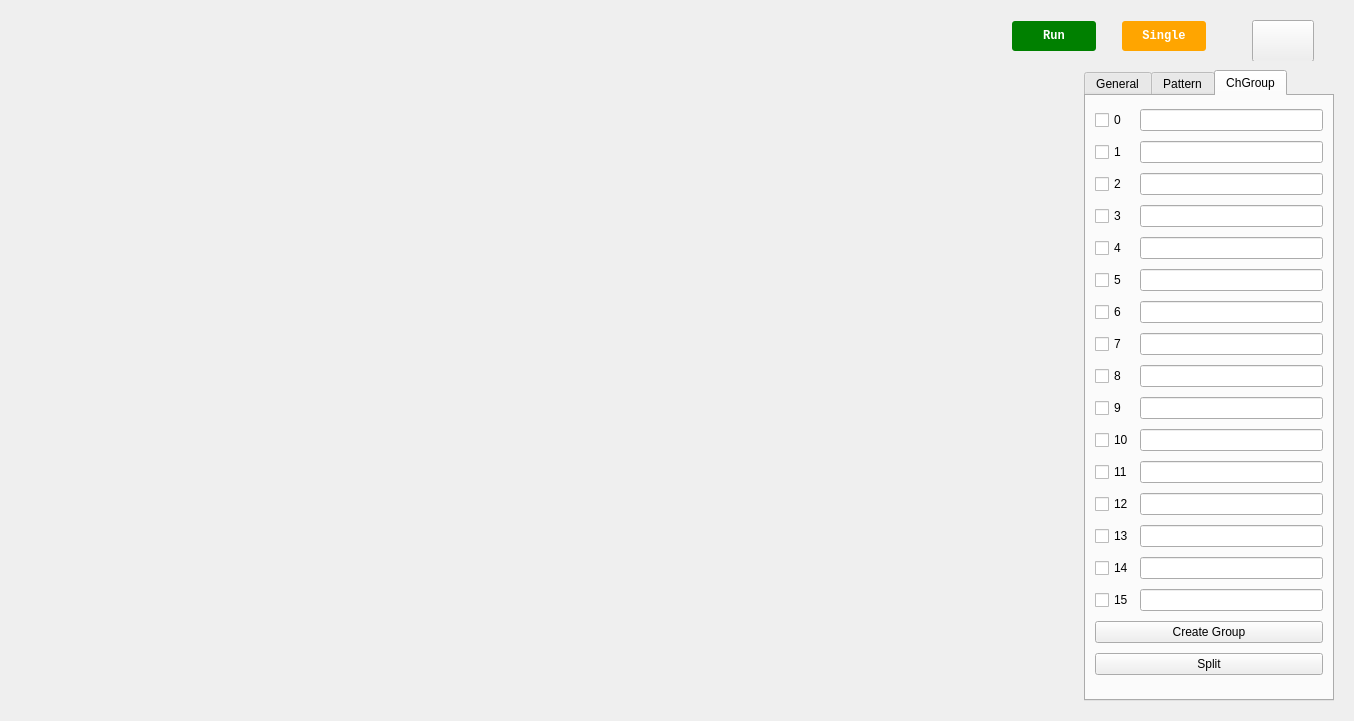
Before: the Qt Designer form ui/pattern_generator.ui in analogdevicesinc/scopy, drawn with Qt 5.
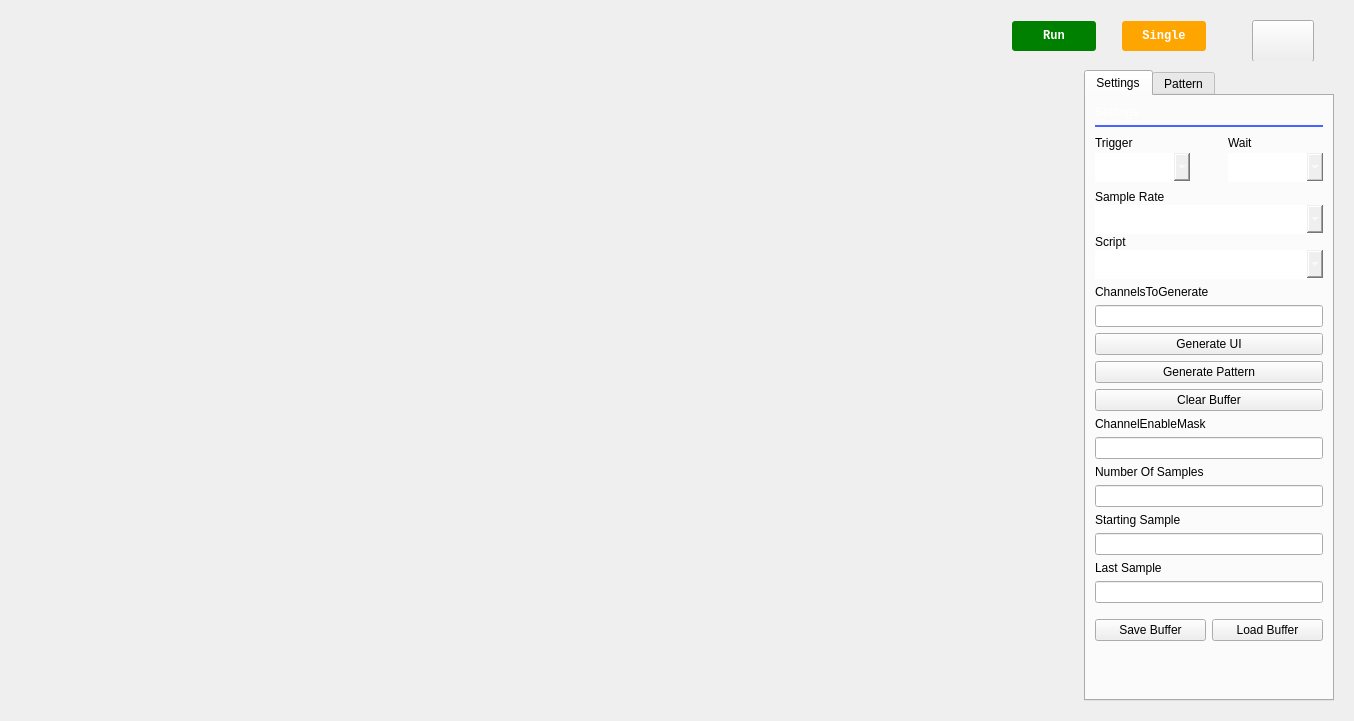
After: the same form once the commit is applied. The open tabs and pages were chosen to show the change. Icons and pictures are not drawn.

Commit message: PatternGenerator - first implementation of the DigitalChannelManager

```diff
--- a/ui/pattern_generator.ui
+++ b/ui/pattern_generator.ui
@@ -512,7 +512,7 @@
         </property>
         <widget class="QWidget" name="rightWidgetPage1">
          <attribute name="title">
-          <string>General</string>
+          <string>Settings</string>
          </attribute>
          <layout class="QGridLayout" name="gridLayout" rowstretch="0,0,0,0,0,0,0,0,0,0,0,0,0,0,0,0,0,0,0,0,0,0,0,0,0">
           <property name="topMargin">
@@ -1156,187 +1156,6 @@
          </attribute>
          <layout class="QGridLayout" name="gridLayout_2"/>
         </widget>
-        <widget class="QWidget" name="rightWidgetPage3">
-         <attribute name="title">
-          <string>ChGroup</string>
-         </attribute>
-         <layout class="QGridLayout" name="gridLayout_3">
-          <item row="15" column="1">
-           <widget class="QLineEdit" name="lineEdit_14"/>
-          </item>
-          <item row="18" column="0" colspan="2">
-           <widget class="QPushButton" name="pushButton">
-            <property name="text">
-             <string>Split</string>
-            </property>
-           </widget>
-          </item>
-          <item row="7" column="0">
-           <widget class="QCheckBox" name="checkBox6">
-            <property name="text">
-             <string>6</string>
-            </property>
-           </widget>
-          </item>
-          <item row="8" column="0">
-           <widget class="QCheckBox" name="checkBox7">
-            <property name="text">
-             <string>7</string>
-            </property>
-           </widget>
-          </item>
-          <item row="11" column="0">
-           <widget class="QCheckBox" name="checkBox10">
-            <property name="text">
-             <string>10</string>
-            </property>
-           </widget>
-          </item>
-          <item row="13" column="1">
-           <widget class="QLineEdit" name="lineEdit_12"/>
-          </item>
-          <item row="12" column="0">
-           <widget class="QCheckBox" name="checkBox11">
-            <property name="text">
-             <string>11</string>
-            </property>
-           </widget>
-          </item>
-          <item row="13" column="0">
-           <widget class="QCheckBox" name="checkBox12">
-            <property name="text">
-             <string>12</string>
-            </property>
-           </widget>
-          </item>
-          <item row="14" column="0">
-           <widget class="QCheckBox" name="checkBox13">
-            <property name="text">
-             <string>13</string>
-            </property>
-           </widget>
-          </item>
-          <item row="15" column="0">
-           <widget class="QCheckBox" name="checkBox14">
-            <property name="text">
-             <string>14</string>
-            </property>
-           </widget>
-          </item>
-          <item row="16" column="0">
-           <widget class="QCheckBox" name="checkBox15">
-            <property name="text">
-             <string>15</string>
-            </property>
-           </widget>
-          </item>
-          <item row="8" column="1">
-           <widget class="QLineEdit" name="lineEdit_7"/>
-          </item>
-          <item row="9" column="0">
-           <widget class="QCheckBox" name="checkBox8">
-            <property name="text">
-             <string>8</string>
-            </property>
-           </widget>
-          </item>
-          <item row="1" column="0">
-           <widget class="QCheckBox" name="checkBox1">
-            <property name="text">
-             <string>1</string>
-            </property>
-           </widget>
-          </item>
-          <item row="10" column="0">
-           <widget class="QCheckBox" name="checkBox9">
-            <property name="text">
-             <string>9</string>
-            </property>
-           </widget>
-          </item>
-          <item row="5" column="0">
-           <widget class="QCheckBox" name="checkBox4">
-            <property name="text">
-             <string>4</string>
-            </property>
-           </widget>
-          </item>
-          <item row="3" column="0">
-           <widget class="QCheckBox" name="checkBox2">
-            <property name="text">
-             <string>2</string>
-            </property>
-           </widget>
-          </item>
-          <item row="4" column="0">
-           <widget class="QCheckBox" name="checkBox3">
-            <property name="text">
-             <string>3</string>
-            </property>
-           </widget>
-          </item>
-          <item row="6" column="0">
-           <widget class="QCheckBox" name="checkBox5">
-            <property name="text">
-             <string>5</string>
-            </property>
-           </widget>
-          </item>
-          <item row="0" column="0">
-           <widget class="QCheckBox" name="checkBox0">
-            <property name="text">
-             <string>0</string>
-            </property>
-           </widget>
-          </item>
-          <item row="11" column="1">
-           <widget class="QLineEdit" name="lineEdit_10"/>
-          </item>
-          <item row="7" column="1">
-           <widget class="QLineEdit" name="lineEdit_6"/>
-          </item>
-          <item row="16" column="1">
-           <widget class="QLineEdit" name="lineEdit_15"/>
-          </item>
-          <item row="9" column="1">
-           <widget class="QLineEdit" name="lineEdit_8"/>
-          </item>
-          <item row="4" column="1">
-           <widget class="QLineEdit" name="lineEdit_4"/>
-          </item>
-          <item row="12" column="1">
-           <widget class="QLineEdit" name="lineEdit_11"/>
-          </item>
-          <item row="10" column="1">
-           <widget class="QLineEdit" name="lineEdit_9"/>
-          </item>
-          <item row="14" column="1">
-           <widget class="QLineEdit" name="lineEdit_13"/>
-          </item>
-          <item row="3" column="1">
-           <widget class="QLineEdit" name="lineEdit_2"/>
-          </item>
-          <item row="6" column="1">
-           <widget class="QLineEdit" name="lineEdit_5"/>
-          </item>
-          <item row="1" column="1">
-           <widget class="QLineEdit" name="lineEdit"/>
-          </item>
-          <item row="0" column="1">
-           <widget class="QLineEdit" name="lineEdit_0"/>
-          </item>
-          <item row="5" column="1">
-           <widget class="QLineEdit" name="lineEdit_3"/>
-          </item>
-          <item row="17" column="0" colspan="2">
-           <widget class="QPushButton" name="CreateGroup">
-            <property name="text">
-             <string>Create Group</string>
-            </property>
-           </widget>
-          </item>
-         </layout>
-        </widget>
        </widget>
       </item>
      </layout>
```
Left out of the diff: 56 changed lines with no effect on the pictures. The commit also changes 13 other files.
